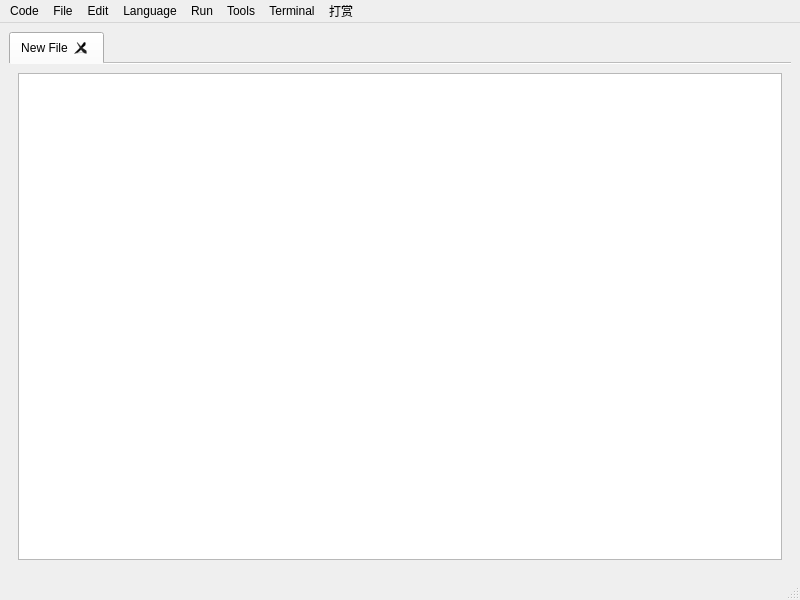
Before: the Qt Designer form UI/MainWindow.ui in EXPmaster/notepad, drawn with Qt 5.
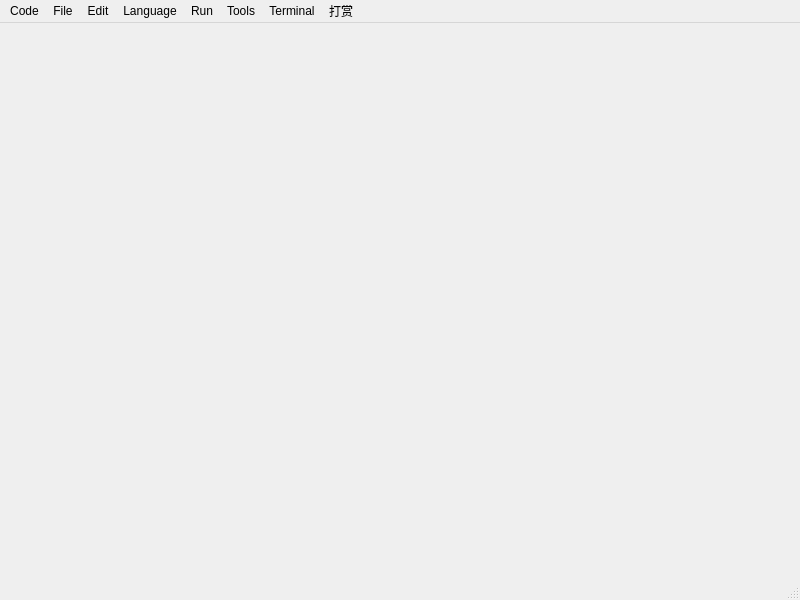
After: the same form once the commit is applied.

Commit message: Finish tab switch

Diff of the .ui file:
```diff
--- a/UI/MainWindow.ui
+++ b/UI/MainWindow.ui
@@ -41,16 +41,6 @@
       <property name="tabBarAutoHide">
        <bool>false</bool>
       </property>
-      <widget class="QWidget" name="tab">
-       <attribute name="title">
-        <string>New File</string>
-       </attribute>
-       <layout class="QGridLayout" name="gridLayout_3">
-        <item row="0" column="0">
-         <widget class="QTextEdit" name="textEditor"/>
-        </item>
-       </layout>
-      </widget>
      </widget>
     </item>
    </layout>
```
Left out of the diff: 4 changed lines with no effect on the pictures. The commit also changes 4 other files.
